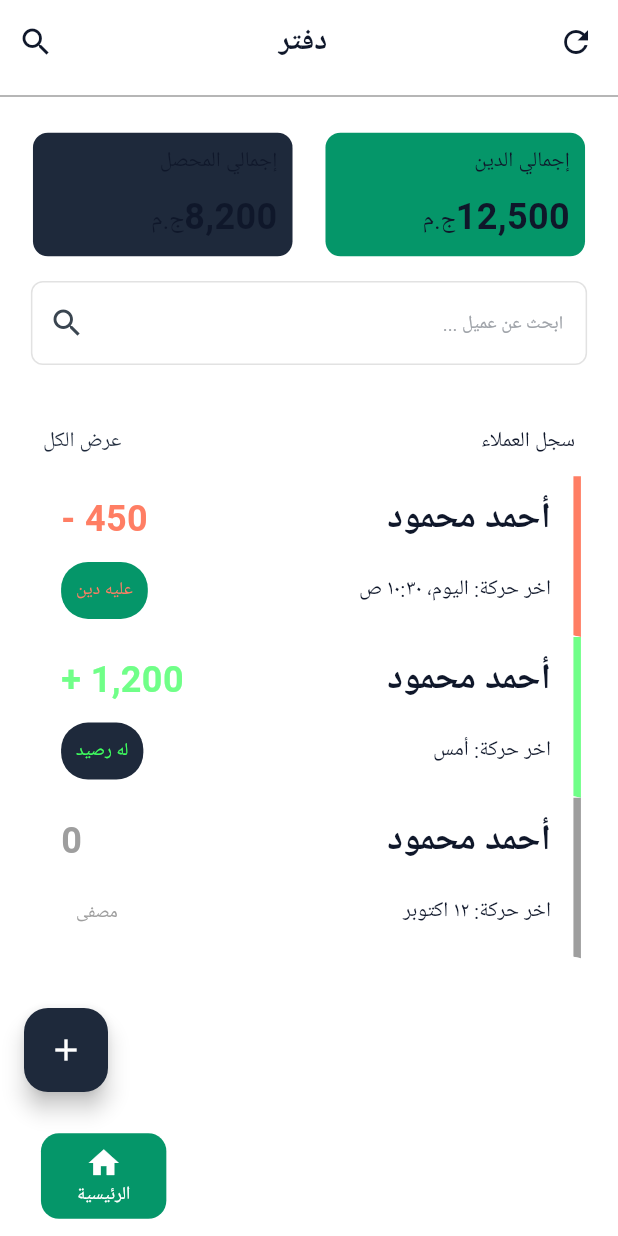
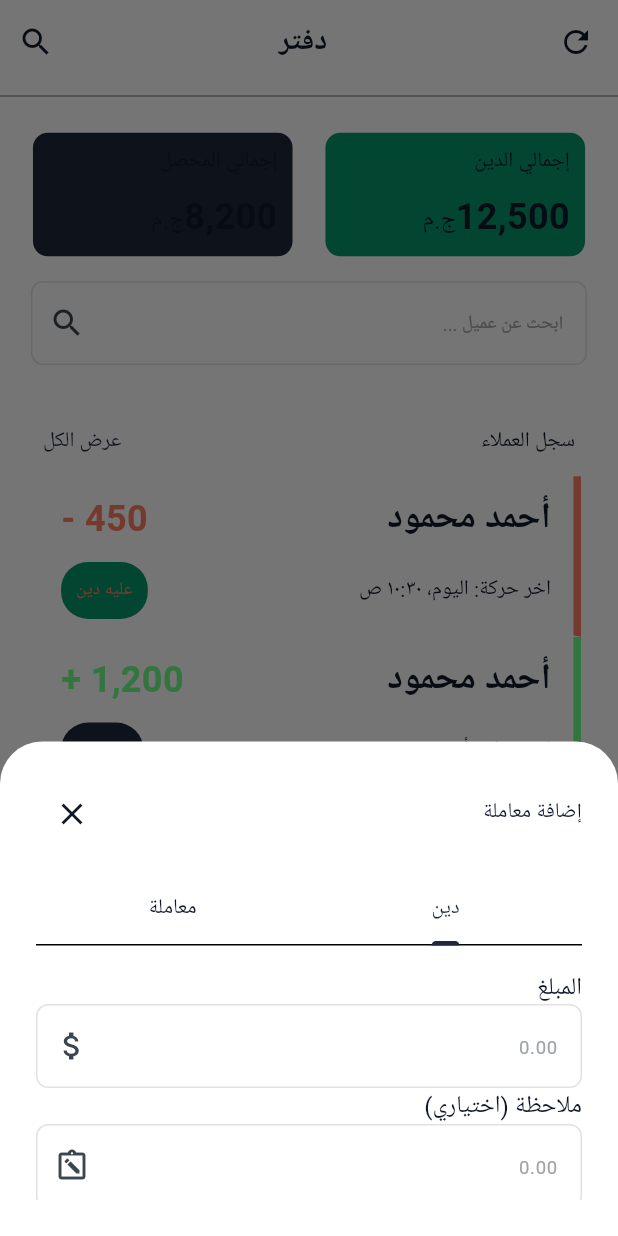
Before and after one commit to ISLAM2ADEL/Daftar, a Flutter app: the Home screen opened directly, after a tap on the "add" icon, on a phone screen of 412 x 824 dp. Run offline on Flutter 3.47's test engine with Material 3 defaults, Android fonts, the phone set to English and light mode, and no system bars; Roboto replaces fonts that are missing (ARIAL_0, IBMPlexSans).

Commit message:
handling floating action button

```diff
--- a/lib/screens/home.dart
+++ b/lib/screens/home.dart
@@ -1,3 +1,4 @@
+import 'package:daftra/widgets/add_payment_method.dart';
 import 'package:daftra/widgets/customAppBar.dart';
 import 'package:daftra/widgets/customTextForm.dart';
 import 'package:daftra/widgets/custom_buttom_bar.dart';
@@ -50,7 +51,9 @@ class Home extends StatelessWidget {
                   child: CustomTextform(
                     text: "ابحث عن عميل ...",
                     suffix: const Icon(Icons.search),
-                    validator: (value) {},
+                    validator: (value) {
+                      return null;
+                    },
                   ),
                 ),
               ),
@@ -107,10 +110,7 @@ class Home extends StatelessWidget {
         ),
       ),
 
-      floatingActionButton: FloatingActionButton(
-        onPressed: () {},
-        child: const Icon(Icons.add),
-      ),
+      floatingActionButton: AddPaymentMethod(height: height),
 
       floatingActionButtonLocation: FloatingActionButtonLocation.endFloat,
       bottomNavigationBar: CustomBottomBar(),
--- /dev/null
+++ b/lib/widgets/add_payment_method.dart
@@ -0,0 +1,88 @@
+import 'package:daftra/widgets/customTextForm.dart';
+import 'package:flutter/material.dart';
+
+class AddPaymentMethod extends StatelessWidget {
+  const AddPaymentMethod({super.key, required this.height});
+
+  final double height;
+
+  @override
+  Widget build(BuildContext context) {
+    return FloatingActionButton(
+      onPressed: () {
+        showModalBottomSheet(
+          context: context,
+          builder: (BuildContext ctx) {
+            return SizedBox(
+              height: height * .4,
+              child: DefaultTabController(
+                length: 2,
+                child: Padding(
+                  padding: const EdgeInsets.all(24),
+                  child: Column(
+                    children: [
+                      Row(
+                        mainAxisAlignment: MainAxisAlignment.spaceBetween,
+                        children: [
+                          const Text("إضافة معاملة"),
+                          IconButton(
+                            onPressed: () => Navigator.pop(context),
+                            icon: const Icon(Icons.close),
+                          ),
+                        ],
+                      ),
+
+                      const SizedBox(height: 16),
+
+                      const TabBar(
+                        tabs: [
+                          Tab(text: "دين"),
+                          Tab(text: "معاملة"),
+                        ],
+                      ),
+
+                      const SizedBox(height: 16),
+
+                      Expanded(
+                        child: TabBarView(
+                          children: [paymentBody(), paymentBody()],
+                        ),
+                      ),
+                    ],
+                  ),
+                ),
+              ),
+            );
+          },
+        );
+      },
+      child: const Icon(Icons.add),
+    );
+  }
+
+  Column paymentBody() {
+    return Column(
+      crossAxisAlignment: CrossAxisAlignment.start,
+      mainAxisAlignment: MainAxisAlignment.spaceBetween,
+      children: [
+        Text("المبلغ", style: TextStyle(fontSize: 16)),
+        CustomTextform(
+          suffix: Icon(Icons.attach_money_outlined),
+          text: "0.00",
+          isNumber: true,
+          validator: (value) {
+            return null;
+          },
+        ),
+        Text("ملاحظة (اختياري)", style: TextStyle(fontSize: 16)),
+        CustomTextform(
+          suffix: Icon(Icons.note_alt_outlined),
+          text: "0.00",
+          validator: (value) {
+            return null;
+          },
+        ),
+      ],
+    );
+  }
+}
--- a/lib/widgets/customTextForm.dart
+++ b/lib/widgets/customTextForm.dart
@@ -4,13 +4,16 @@ class CustomTextform extends StatelessWidget {
   final Widget suffix;
   final String text;
   final bool? isObscure;
+  final bool isNumber;
   final String? Function(String?)? validator;
+
   const CustomTextform({
     super.key,
     required this.suffix,
     required this.text,
     this.validator,
     this.isObscure,
+    this.isNumber = false,
   });
 
   @override
@@ -18,6 +21,7 @@ class CustomTextform extends StatelessWidget {
     return TextFormField(
       textAlign: TextAlign.right,
       obscureText: isObscure ?? false,
+      keyboardType: isNumber ? TextInputType.number : null,
       decoration: InputDecoration(
         hintText: text.toString(),
         hintStyle: TextStyle(
```
Also changed, not shown: pubspec.lock.
